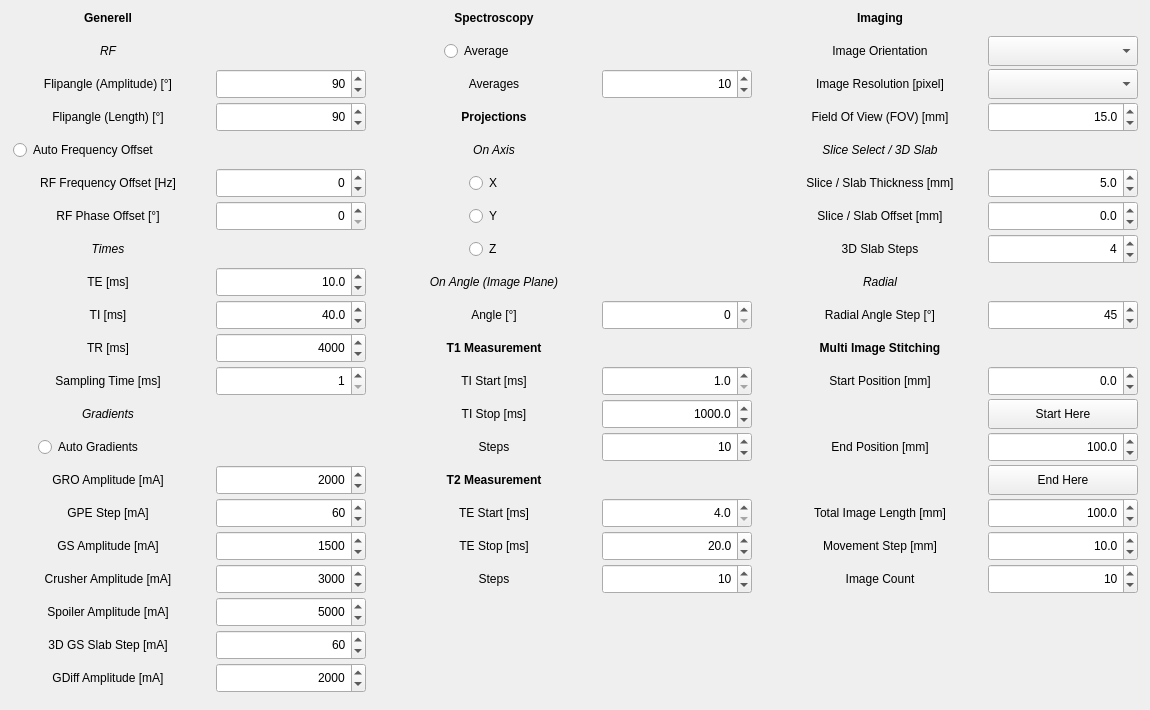
Old version of the form Applications/relax2/ui/parameters.ui in the repository OpenMRI/ocra.
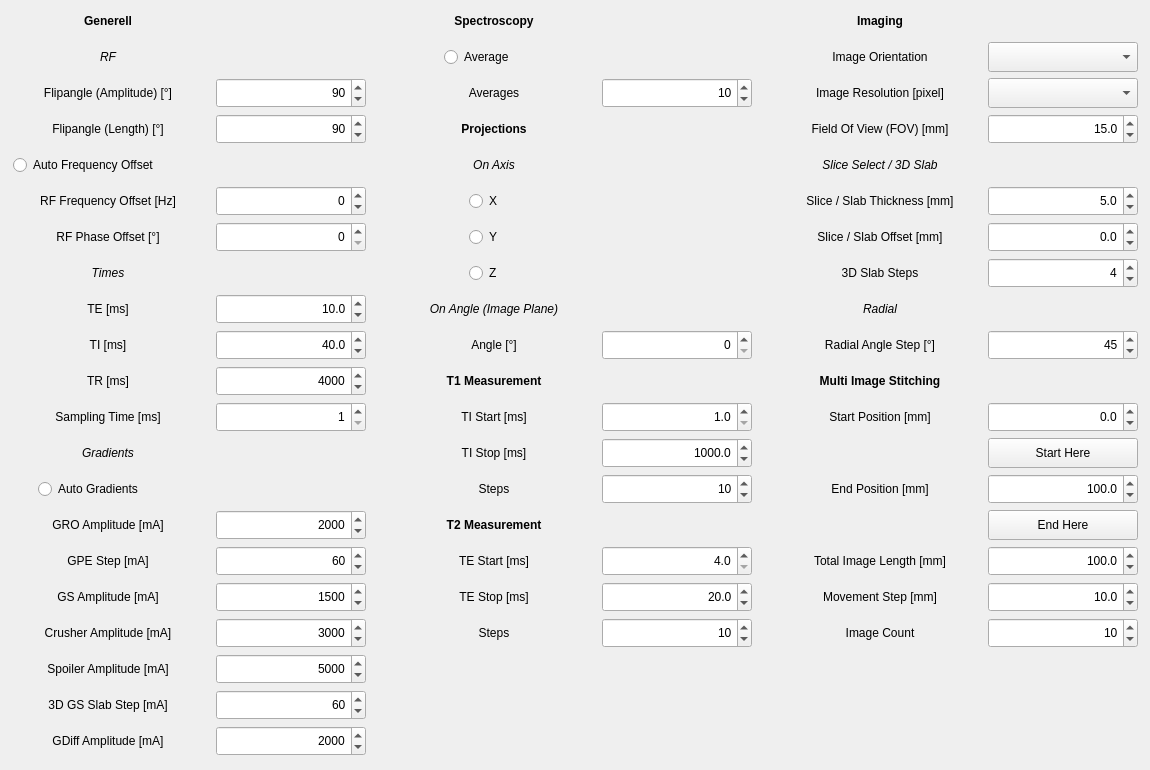
New version of the form.

Diff of the .ui file:
```diff
--- a/Applications/relax2/ui/parameters.ui
+++ b/Applications/relax2/ui/parameters.ui
@@ -7,19 +7,19 @@
     <x>0</x>
     <y>0</y>
     <width>1150</width>
-    <height>710</height>
+    <height>770</height>
    </rect>
   </property>
   <property name="minimumSize">
    <size>
     <width>1150</width>
-    <height>710</height>
+    <height>770</height>
    </size>
   </property>
   <property name="maximumSize">
    <size>
     <width>1150</width>
-    <height>710</height>
+    <height>770</height>
    </size>
   </property>
   <property name="windowTitle">
@@ -31,24 +31,24 @@
      <x>0</x>
      <y>0</y>
      <width>1151</width>
-     <height>711</height>
+     <height>771</height>
     </rect>
    </property>
    <layout class="QGridLayout" name="gridLayout">
     <property name="leftMargin">
-     <number>0</number>
+     <number>5</number>
     </property>
     <property name="topMargin">
-     <number>0</number>
+     <number>5</number>
     </property>
     <property name="rightMargin">
-     <number>0</number>
+     <number>5</number>
     </property>
     <property name="bottomMargin">
-     <number>0</number>
+     <number>5</number>
     </property>
     <property name="spacing">
-     <number>0</number>
+     <number>5</number>
     </property>
     <item row="30" column="2">
      <widget class="QSpinBox" name="GDiffamplitude_spinBox">
```
